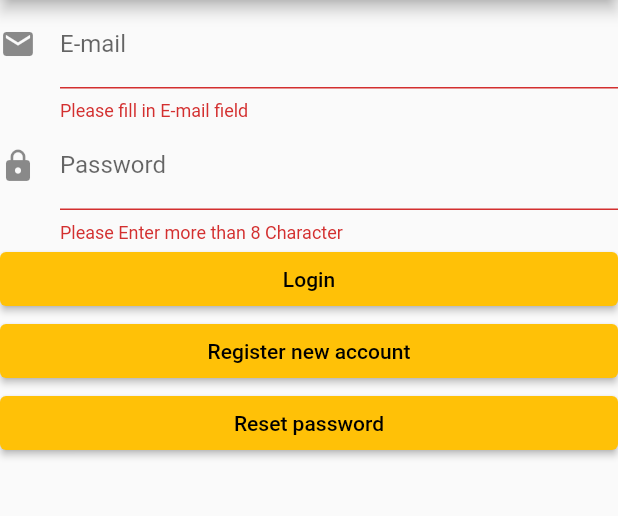
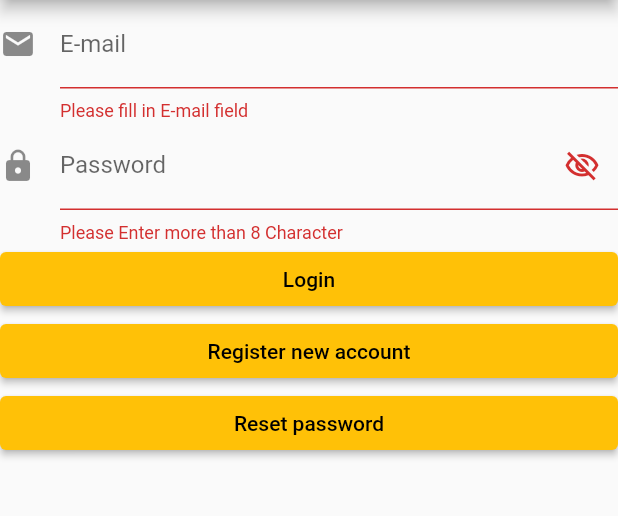
Before and after one commit to paowick/bookstoreMobile, a Flutter app: the screen it shows after launch, on a phone screen of 412 x 824 dp, the part 84-600 px from its top. Run offline on Flutter 3.47's test engine with Material 2 defaults, Android fonts, the light colour scheme and no system bars; our stand-ins replace cloud_firestore, firebase_auth, firebase_core; accounts and stored records are empty.

Commit message:
password ui update

```diff
--- a/bookstore/lib/login.dart
+++ b/bookstore/lib/login.dart
@@ -103,6 +103,8 @@ class _LoginPageState extends State<LoginPage> {
         });
   }
 
+  bool passhid = false;
+
   TextFormField passwordTextFormField() {
     return TextFormField(
         onSaved: (value) {
@@ -114,13 +116,21 @@ class _LoginPageState extends State<LoginPage> {
           else
             return null;
         },
-      obscureText: true,
+        obscureText: passhid,
         keyboardType: TextInputType.text,
-      decoration: const InputDecoration(
+        decoration: InputDecoration(
           labelText: 'Password',
           icon: Icon(Icons.lock),
+          suffixIcon: InkWell(
+            child: Icon(
+                passhid ? Icons.visibility : Icons.visibility_off_outlined),
+            onTap: () {
+              setState(() {
+                passhid = !passhid;
+              });
+            },
           ),
-    );
+        ));
   }
 
   TextFormField emailTextFormField() {
```
Lines whose indentation alone changed are shown as unchanged.
